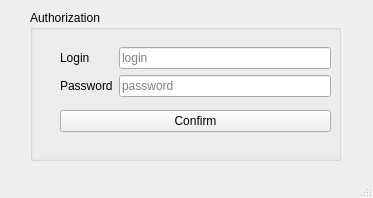
The window that QTcreator/Diary/mainwindow.ui (albaSANDROS/DIPLOMA-PROJECT.-Multi-user-client-server-application-e-journal) describes before a commit, drawn with Qt 5.
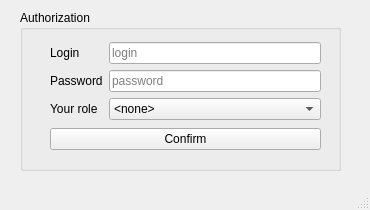
The same window after the commit.

Commit message: Added roles {teacher, student, parent}

Diff of the .ui file:
```diff
--- a/QTcreator/Diary/mainwindow.ui
+++ b/QTcreator/Diary/mainwindow.ui
@@ -6,8 +6,8 @@
    <rect>
     <x>0</x>
     <y>0</y>
-    <width>373</width>
-    <height>198</height>
+    <width>370</width>
+    <height>210</height>
    </rect>
   </property>
   <property name="windowTitle">
@@ -17,10 +17,10 @@
    <widget class="QGroupBox" name="groupBox">
     <property name="geometry">
      <rect>
-      <x>30</x>
+      <x>20</x>
       <y>10</y>
-      <width>311</width>
-      <height>151</height>
+      <width>321</width>
+      <height>161</height>
      </rect>
     </property>
     <property name="title">
@@ -32,7 +32,7 @@
        <x>30</x>
        <y>30</y>
        <width>271</width>
-       <height>101</height>
+       <height>114</height>
       </rect>
      </property>
      <layout class="QVBoxLayout" name="verticalLayout_3">
@@ -54,6 +54,13 @@
             </property>
            </widget>
           </item>
+          <item>
+           <widget class="QLabel" name="label_3">
+            <property name="text">
+             <string>Your role</string>
+            </property>
+           </widget>
+          </item>
          </layout>
         </item>
         <item>
@@ -72,6 +79,33 @@
             </property>
            </widget>
           </item>
+          <item>
+           <widget class="QComboBox" name="comboBox_role">
+            <property name="editable">
+             <bool>false</bool>
+            </property>
+            <item>
+             <property name="text">
+              <string>&lt;none&gt;</string>
+             </property>
+            </item>
+            <item>
+             <property name="text">
+              <string>Teacher</string>
+             </property>
+            </item>
+            <item>
+             <property name="text">
+              <string>Parent</string>
+             </property>
+            </item>
+            <item>
+             <property name="text">
+              <string>Student</string>
+             </property>
+            </item>
+           </widget>
+          </item>
          </layout>
         </item>
        </layout>
```
Left out of the diff: 2 changed lines with no effect on the pictures. The commit also changes 41 other files.
